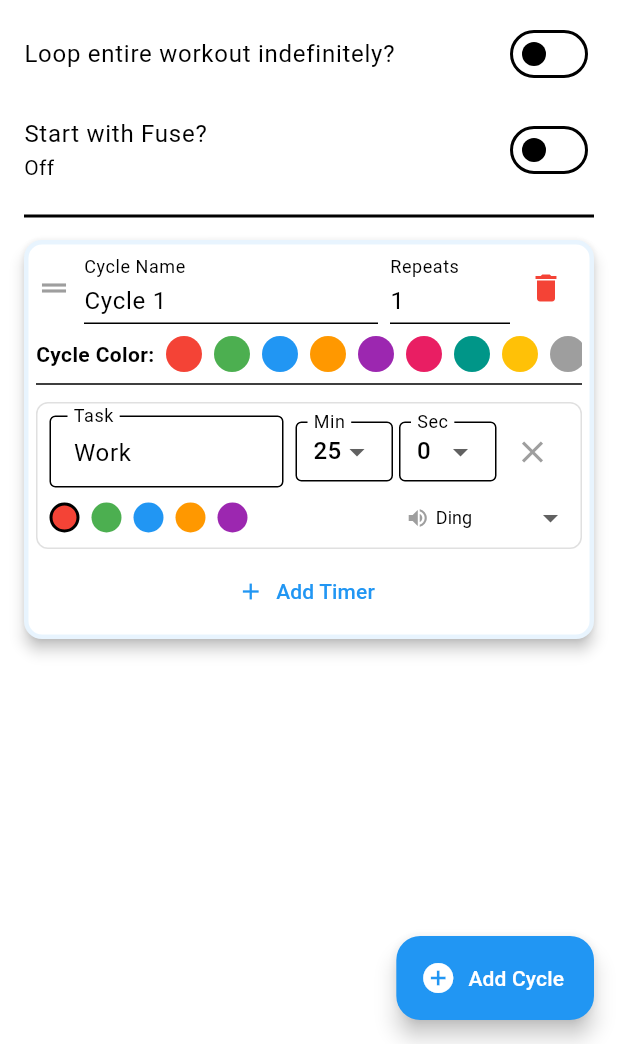
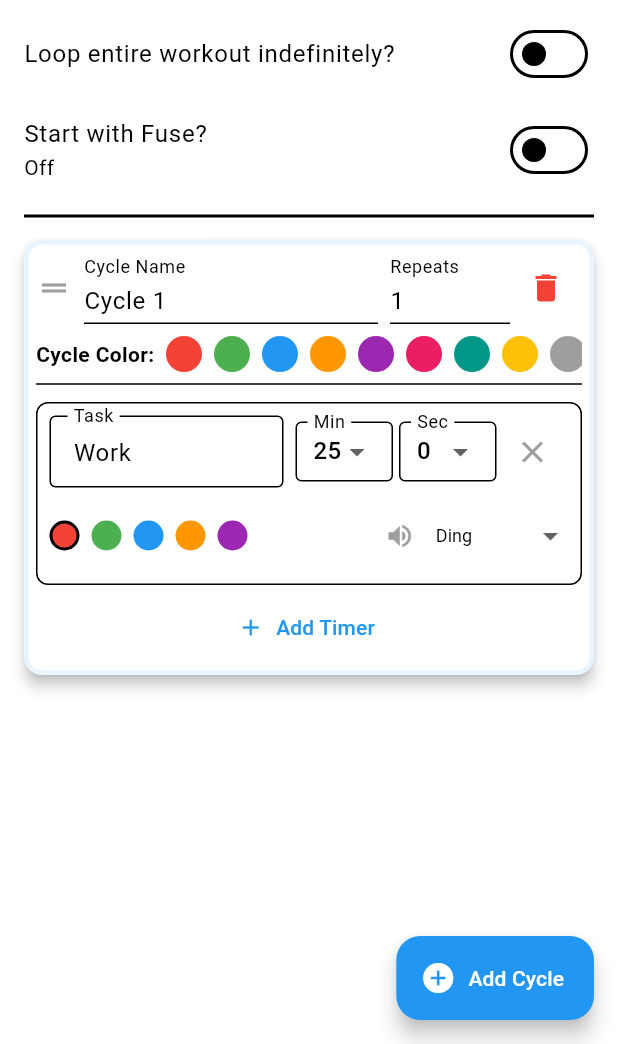
Before and after one commit to octehren/Cyclocks, a Flutter app: the screen it shows after launch, after a tap on "Add Cyclock", on a phone screen of 412 x 824 dp, the part 192-1236 px from its top. Run offline on Flutter 3.47's test engine with Material 3 defaults, Android fonts, the phone set to English and light mode, and no system bars; our stand-ins replace audioplayers, circular_countdown_timer, drift, file_picker, shared_preferences; accounts and stored records are empty; generated files the repository leaves out were written again; Roboto replaces fonts that are missing (Adwaita); statements that could not run were skipped.

Commit message:
removed hardcoded white to get from theme,added audio preview

```diff
--- a/lib/presentation/screens/cyclock_edit_screen.dart
+++ b/lib/presentation/screens/cyclock_edit_screen.dart
@@ -2,10 +2,10 @@ import 'package:flutter/material.dart';
 import 'package:cyclock/data/database.dart';
 import 'package:drift/drift.dart' show Value;
 import 'package:cyclock/helpers/sound_helper.dart';
+import 'package:audioplayers/audioplayers.dart'; // For preview of selected audio
 
 class CyclockEditScreen extends StatefulWidget {
   final AppDatabase database;
-  // --- Null for creation, not null for editing. ---
   final Cyclock? cyclock;
 
   const CyclockEditScreen({
@@ -20,6 +20,7 @@ class CyclockEditScreen extends StatefulWidget {
 
 class _CyclockEditScreenState extends State<CyclockEditScreen> {
   final _nameController = TextEditingController();
+  final AudioPlayer _audioPlayer = AudioPlayer(); // Audio Player for preview
 
   // Cyclock Global Settings
   bool _repeatIndefinitely = false;
@@ -45,7 +46,23 @@ class _CyclockEditScreenState extends State<CyclockEditScreen> {
       _fuseSound = widget.cyclock!.fuseSound;
       _loadExistingCyclock();
     } else {
-      _addCycle(); // Start with 1 empty cycle
+      _addCycle();
+    }
+  }
+
+  @override
+  void dispose() {
+    _nameController.dispose();
+    _audioPlayer.dispose(); // Clean up audio player
+    super.dispose();
+  }
+
+  Future<void> _playSound(String fileName) async {
+    try {
+      await _audioPlayer.stop();
+      await _audioPlayer.play(AssetSource('sounds/$fileName'));
+    } catch (e) {
+      debugPrint("Error playing sound preview: $e");
     }
   }
 
@@ -134,6 +151,7 @@ class _CyclockEditScreenState extends State<CyclockEditScreen> {
   }
 
   Future<void> _saveCyclock() async {
+    // ... [Same logic as before] ...
     if (_nameController.text.isEmpty) {
       ScaffoldMessenger.of(context).showSnackBar(const SnackBar(content: Text('Enter a name')));
       return;
@@ -146,7 +164,6 @@ class _CyclockEditScreenState extends State<CyclockEditScreen> {
     int cyclockId;
     final palette = _cycles.map((c) => _getColorString(c.backgroundColor)).toSet().join(',');
 
-    // 1. Prepare Data
     final companion = CyclocksCompanion(
       name: Value(_nameController.text),
       repeatIndefinitely: Value(_repeatIndefinitely),
@@ -156,7 +173,6 @@ class _CyclockEditScreenState extends State<CyclockEditScreen> {
       fuseSound: Value(_fuseSound),
     );
 
-    // 2. Insert or Update Parent
     if (widget.cyclock != null) {
       cyclockId = widget.cyclock!.id;
       await widget.database.cyclocksDao.updateCyclock(widget.cyclock!.copyWith(
@@ -167,13 +183,11 @@ class _CyclockEditScreenState extends State<CyclockEditScreen> {
         fuseDuration: _fuseDuration,
         fuseSound: _fuseSound,
       ));
-      // Clear old structure
       await widget.database.cyclesDao.deleteCyclesForCyclock(cyclockId);
     } else {
       cyclockId = await widget.database.cyclocksDao.insertCyclock(companion);
     }
 
-    // 3. Insert Children
     for (int i = 0; i < _cycles.length; i++) {
       final cycleForm = _cycles[i];
       final cycleId = await widget.database.cyclesDao.insertCycle(CyclesCompanion(
@@ -254,7 +268,6 @@ class _CyclockEditScreenState extends State<CyclockEditScreen> {
           contentPadding: EdgeInsets.zero,
         ),
 
-        // Fuse Settings
         SwitchListTile(
           title: const Text('Start with Fuse?'),
           subtitle: Text(_hasFuse ? '$_fuseDuration sec' : 'Off'),
@@ -280,16 +293,19 @@ class _CyclockEditScreenState extends State<CyclockEditScreen> {
                 ),
               ),
               const SizedBox(width: 16),
-              // Fuse Sound Dropdown (Loops only)
               DropdownButton<String>(
                 value: _fuseSound,
                 underline: Container(),
-                // If current value isn't in loop list (e.g. imported legacy data), handle gracefully
                 items: SoundHelper.loopSounds.map((s) {
                   return DropdownMenuItem(value: s.fileName, child: Text(s.name));
                 }).toList(),
                 onChanged: (v) => setState(() => _fuseSound = v!),
               ),
+              IconButton(
+                icon: const Icon(Icons.play_circle_fill),
+                color: Theme.of(context).primaryColor,
+                onPressed: () => _playSound(_fuseSound),
+              )
             ],
           ),
         ],
@@ -299,10 +315,14 @@ class _CyclockEditScreenState extends State<CyclockEditScreen> {
 
   Widget _buildCycleCard(int index) {
     final cycle = _cycles[index];
+    final isDark = Theme.of(context).brightness == Brightness.dark;
+
     return Card(
       key: ValueKey(cycle),
       margin: const EdgeInsets.symmetric(vertical: 8),
       elevation: 4,
+      // Fix Light Mode: Use explicit colors for the card background
+      color: isDark ? const Color(0xFF424242) : Colors.white,
       shape: RoundedRectangleBorder(
         side: BorderSide(color: cycle.backgroundColor, width: 3),
         borderRadius: BorderRadius.circular(12),
@@ -312,7 +332,6 @@ class _CyclockEditScreenState extends State<CyclockEditScreen> {
         child: Column(
           crossAxisAlignment: CrossAxisAlignment.start,
           children: [
-            // Cycle Header
             Row(
               children: [
                 const Icon(Icons.drag_handle, color: Colors.grey),
@@ -341,7 +360,6 @@ class _CyclockEditScreenState extends State<CyclockEditScreen> {
               ],
             ),
             const SizedBox(height: 8),
-            // Background Color Picker
             SingleChildScrollView(
               scrollDirection: Axis.horizontal,
               child: Row(
@@ -355,7 +373,7 @@ class _CyclockEditScreenState extends State<CyclockEditScreen> {
                       decoration: BoxDecoration(
                         color: c,
                         shape: BoxShape.circle,
-                        border: cycle.backgroundColor == c ? Border.all(width: 2, color: Colors.black) : null
+                        border: cycle.backgroundColor == c ? Border.all(width: 2, color: isDark ? Colors.white : Colors.black) : null
                       ),
                     ),
                   )),
@@ -363,7 +381,6 @@ class _CyclockEditScreenState extends State<CyclockEditScreen> {
               ),
             ),
             const Divider(),
-            // Timers
             ...cycle.stages.asMap().entries.map((entry) {
               return _buildTimerRow(cycle, entry.key, entry.value);
             }).toList(),
@@ -382,12 +399,13 @@ class _CyclockEditScreenState extends State<CyclockEditScreen> {
   }
 
   Widget _buildTimerRow(CycleForm cycle, int index, TimerStageForm stage) {
+    // Fix Light Mode: Ensure container is visible against Card background
     return Container(
       margin: const EdgeInsets.symmetric(vertical: 4),
       padding: const EdgeInsets.all(8),
       decoration: BoxDecoration(
-        color: Colors.white,
-        border: Border.all(color: Colors.grey[300]!),
+        color: Theme.of(context).canvasColor,
+        border: Border.all(color: Theme.of(context).dividerColor),
         borderRadius: BorderRadius.circular(8),
       ),
       child: Column(
@@ -398,12 +416,16 @@ class _CyclockEditScreenState extends State<CyclockEditScreen> {
                 flex: 3,
                 child: TextFormField(
                   initialValue: stage.name,
-                  decoration: const InputDecoration(labelText: 'Task', isDense: true, contentPadding: EdgeInsets.all(12), border: OutlineInputBorder()),
+                  decoration: const InputDecoration(
+                    labelText: 'Task',
+                    isDense: true,
+                    contentPadding: EdgeInsets.all(12),
+                    border: OutlineInputBorder()
+                  ),
                   onChanged: (v) => stage.name = v,
                 ),
               ),
               const SizedBox(width: 8),
-              // Duration
               SizedBox(
                 width: 65,
                 child: DropdownButtonFormField<int>(
@@ -441,14 +463,17 @@ class _CyclockEditScreenState extends State<CyclockEditScreen> {
                   ),
                )),
                const Spacer(),
-               const Icon(Icons.volume_up, size: 16, color: Colors.grey),
-               const SizedBox(width: 4),
-               // Timer Sound Dropdown (Triggers only)
+               // Sound Preview Trigger
+               IconButton(
+                 icon: const Icon(Icons.volume_up, size: 20, color: Colors.grey),
+                 onPressed: () => _playSound(stage.sound),
+                 tooltip: "Preview Sound",
+               ),
                DropdownButton<String>(
                  value: stage.sound,
                  isDense: true,
                  underline: Container(),
-                 style: const TextStyle(fontSize: 12, color: Colors.black),
+                 style: TextStyle(fontSize: 12, color: Theme.of(context).textTheme.bodyMedium?.color),
                  items: SoundHelper.triggerSounds.map((s) {
                    return DropdownMenuItem(value: s.fileName, child: Text(s.name));
                  }).toList(),
@@ -460,14 +485,9 @@ class _CyclockEditScreenState extends State<CyclockEditScreen> {
       ),
     );
   }
-
-  @override
-  void dispose() {
-    _nameController.dispose();
-    super.dispose();
-  }
 }
 
+// ... [Keep CycleForm and TimerStageForm classes]
 class CycleForm {
   String name;
   int repeatCount;
```
